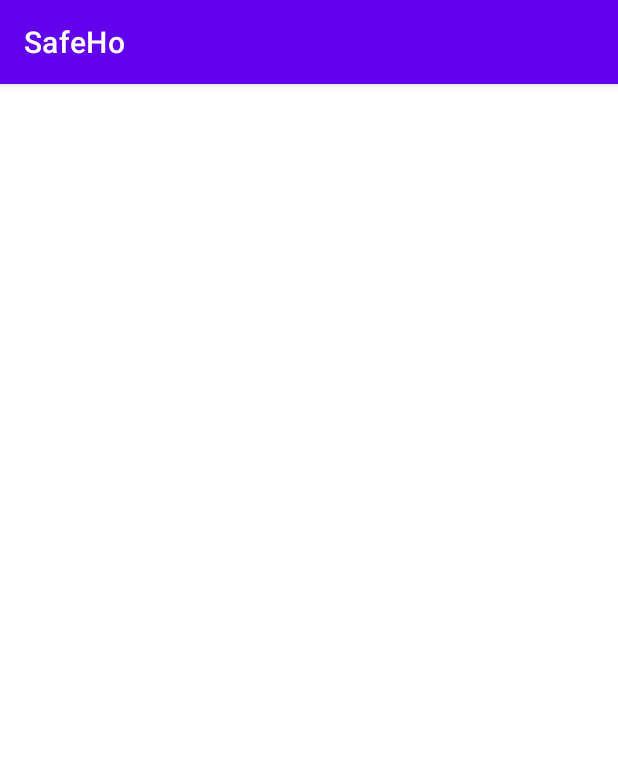
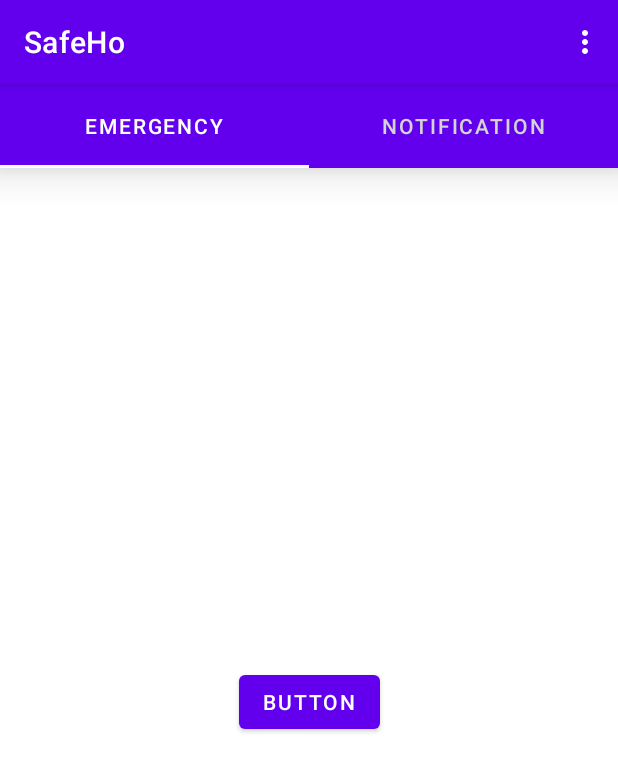
Before and after one commit to sumer-kumar/SafeHo, an Android app: the screen it shows after launch once a user with an empty profile is signed in (HomeActivity), on a phone screen of 412 x 824 dp. Shown: the top 772 px of the screen. Run offline under Robolectric (Android 15) with nearby library versions, the light colour scheme and no system bars; our stand-ins replace Firebase (no records; nobody signed in at launch, a user with empty details on screens opened directly); 2 statements that could not run were skipped.

Commit message:
added logout feature, and tabLayout on home scree using view pager

```diff
--- a/app/build.gradle
+++ b/app/build.gradle
@@ -40,6 +40,7 @@ dependencies {
     implementation 'com.google.firebase:firebase-database'
     implementation 'com.google.firebase:firebase-storage'
     implementation 'com.google.firebase:firebase-messaging'
+    implementation 'androidx.legacy:legacy-support-v4:1.0.0'
     testImplementation 'junit:junit:4.+'
     androidTestImplementation 'androidx.test.ext:junit:1.1.2'
     androidTestImplementation 'androidx.test.espresso:espresso-core:3.3.0'
--- a/app/src/main/java/com/sumer/safeho/Constant.java
+++ b/app/src/main/java/com/sumer/safeho/Constant.java
@@ -12,5 +12,7 @@ public class Constant {
     public static final String IS_DETAILS_GIVEN="detailsGiven";
     public static final String IS_EMERGENCY_NO_GIVEN="emergencyNoGiven";
     public static final String EMERGENCY_PHONE_LIST = "emergencyPhoneList";
+    public static final String EMERGENCY = "Emergency";
+    public static final String NOTIFICATION = "Notification";
 
 }
--- a/app/src/main/java/com/sumer/safeho/HomeActivity.java
+++ b/app/src/main/java/com/sumer/safeho/HomeActivity.java
@@ -1,14 +1,56 @@
 package com.sumer.safeho;
 
+import androidx.annotation.NonNull;
 import androidx.appcompat.app.AppCompatActivity;
 
+import android.content.Intent;
 import android.os.Bundle;
+import android.view.Menu;
+import android.view.MenuInflater;
+import android.view.MenuItem;
+import android.widget.Toast;
+
+import com.google.firebase.auth.FirebaseAuth;
+import com.google.firebase.database.FirebaseDatabase;
+import com.sumer.safeho.adapters.FragmentAdapter;
+import com.sumer.safeho.databinding.ActivityHomeBinding;
 
 public class HomeActivity extends AppCompatActivity {
-
+    private ActivityHomeBinding binding;
     @Override
     protected void onCreate(Bundle savedInstanceState) {
         super.onCreate(savedInstanceState);
-        setContentView(R.layout.activity_home);
+        binding = ActivityHomeBinding.inflate(getLayoutInflater());
+        setContentView(binding.getRoot());
+        binding.viewPager.setAdapter(new FragmentAdapter(getSupportFragmentManager()));
+        binding.tabLayout.setupWithViewPager(binding.viewPager);
+
+
+    }
+
+    @Override
+    public boolean onCreateOptionsMenu(Menu menu) {
+        MenuInflater inflater = getMenuInflater();
+        inflater.inflate(R.menu.menu,menu);
+        return super.onCreateOptionsMenu(menu);
+    }
+
+    @Override
+    public boolean onOptionsItemSelected(@NonNull MenuItem item) {
+        switch (item.getItemId())
+        {
+            case R.id.menuLogout :
+                FirebaseAuth.getInstance().signOut();
+                startActivity(new Intent(getApplicationContext(),MainActivity.class));
+                HomeActivity.this.finish();
+                break;
+
+
+            case R.id.menuSettings :
+                Toast.makeText(this, "Settings", Toast.LENGTH_SHORT).show();
+                break;
+        }
+
+        return true;
     }
 }
--- /dev/null
+++ b/app/src/main/java/com/sumer/safeho/adapters/FragmentAdapter.java
@@ -0,0 +1,47 @@
+package com.sumer.safeho.adapters;
+
+import androidx.annotation.NonNull;
+import androidx.annotation.Nullable;
+import androidx.fragment.app.Fragment;
+import androidx.fragment.app.FragmentManager;
+import androidx.fragment.app.FragmentPagerAdapter;
+
+import com.sumer.safeho.Constant;
+import com.sumer.safeho.fragments.EmergencyFragment;
+import com.sumer.safeho.fragments.NotificationFragment;
+
+public class FragmentAdapter extends FragmentPagerAdapter {
+    public FragmentAdapter(@NonNull FragmentManager fm) {
+        super(fm);
+    }
+
+    public FragmentAdapter(@NonNull FragmentManager fm, int behavior) {
+        super(fm, behavior);
+    }
+
+    @NonNull
+    @Override
+    public Fragment getItem(int position) {
+        switch(position)
+        {
+            case 0 : return new EmergencyFragment();
+            case 1 : return new NotificationFragment();
+            default: return new EmergencyFragment();
+        }
+    }
+    @Override
+    public int getCount() {
+        return 2;
+    }
+
+    @Nullable
+    @Override
+    public CharSequence getPageTitle(int position) {
+        switch (position)
+        {
+            case 0 : return Constant.EMERGENCY;
+            case 1 : return Constant.NOTIFICATION;
+            default: return Constant.EMERGENCY;
+        }
+    }
+}
--- /dev/null
+++ b/app/src/main/java/com/sumer/safeho/fragments/EmergencyFragment.java
@@ -0,0 +1,28 @@
+package com.sumer.safeho.fragments;
+
+import android.os.Bundle;
+
+import androidx.fragment.app.Fragment;
+
+import android.view.LayoutInflater;
+import android.view.View;
+import android.view.ViewGroup;
+
+import com.sumer.safeho.R;
+
+public class EmergencyFragment extends Fragment {
+
+
+    public EmergencyFragment() {
+        // Required empty public constructor
+    }
+
+    @Override
+    public View onCreateView(LayoutInflater inflater, ViewGroup container,
+                             Bundle savedInstanceState) {
+        // Inflate the layout for this fragment
+        View view = inflater.inflate(R.layout.fragment_emergency, container, false);
+
+        return view;
+    }
+}
--- /dev/null
+++ b/app/src/main/java/com/sumer/safeho/fragments/NotificationFragment.java
@@ -0,0 +1,25 @@
+package com.sumer.safeho.fragments;
+
+import android.os.Bundle;
+
+import androidx.fragment.app.Fragment;
+
+import android.view.LayoutInflater;
+import android.view.View;
+import android.view.ViewGroup;
+
+import com.sumer.safeho.R;
+
+public class NotificationFragment extends Fragment {
+    public NotificationFragment() {
+        // Required empty public constructor
+    }
+    @Override
+    public View onCreateView(LayoutInflater inflater, ViewGroup container,
+                             Bundle savedInstanceState) {
+        // Inflate the layout for this fragment
+        View view =  inflater.inflate(R.layout.fragment_notification, container, false);
+
+        return view;
+    }
+}
--- /dev/null
+++ b/app/src/main/java/com/sumer/safeho/modelclasses/Notification.java
@@ -0,0 +1,5 @@
+package com.sumer.safeho.modelclasses;
+
+public class Notification {
+
+}
--- a/app/src/main/java/com/sumer/safeho/modelclasses/User.java
+++ b/app/src/main/java/com/sumer/safeho/modelclasses/User.java
@@ -11,7 +11,7 @@ public class User {
     private String uid;
     private String phoneNumber;
     private String gender;
-
+    private boolean safe = true;
     public String getGender() {
         return gender;
     }
--- a/app/src/main/res/layout/activity_home.xml
+++ b/app/src/main/res/layout/activity_home.xml
@@ -6,4 +6,25 @@
     android:layout_height="match_parent"
     tools:context=".HomeActivity">
 
+    <com.google.android.material.tabs.TabLayout
+        android:id="@+id/tabLayout"
+        android:layout_width="match_parent"
+        android:layout_height="56dp"
+        android:background="@color/purple_500"
+        app:layout_constraintEnd_toEndOf="parent"
+        app:layout_constraintStart_toStartOf="parent"
+        app:layout_constraintTop_toTopOf="parent"
+        app:tabIndicatorColor="@color/white"
+        app:tabSelectedTextColor="@color/white"
+        android:elevation="16dp"
+        app:tabTextColor="@color/grey"/>
+
+    <androidx.viewpager.widget.ViewPager
+        android:id="@+id/viewPager"
+        android:layout_width="match_parent"
+        android:layout_height="0dp"
+        app:layout_constraintBottom_toBottomOf="parent"
+        app:layout_constraintEnd_toEndOf="parent"
+        app:layout_constraintStart_toStartOf="parent"
+        app:layout_constraintTop_toBottomOf="@+id/tabLayout" />
 </androidx.constraintlayout.widget.ConstraintLayout>
--- /dev/null
+++ b/app/src/main/res/layout/fragment_emergency.xml
@@ -0,0 +1,18 @@
+<?xml version="1.0" encoding="utf-8"?>
+<androidx.constraintlayout.widget.ConstraintLayout xmlns:android="http://schemas.android.com/apk/res/android"
+    xmlns:app="http://schemas.android.com/apk/res-auto"
+    xmlns:tools="http://schemas.android.com/tools"
+    android:layout_width="match_parent"
+    android:layout_height="match_parent"
+    tools:context=".fragments.EmergencyFragment">
+
+    <Button
+        android:id="@+id/button"
+        android:layout_width="wrap_content"
+        android:layout_height="wrap_content"
+        android:text="Button"
+        app:layout_constraintBottom_toBottomOf="parent"
+        app:layout_constraintEnd_toEndOf="parent"
+        app:layout_constraintStart_toStartOf="parent"
+        app:layout_constraintTop_toTopOf="parent" />
+</androidx.constraintlayout.widget.ConstraintLayout>
--- /dev/null
+++ b/app/src/main/res/layout/fragment_notification.xml
@@ -0,0 +1,14 @@
+<?xml version="1.0" encoding="utf-8"?>
+<FrameLayout xmlns:android="http://schemas.android.com/apk/res/android"
+    xmlns:tools="http://schemas.android.com/tools"
+    android:layout_width="match_parent"
+    android:layout_height="match_parent"
+    tools:context=".fragments.NotificationFragment">
+
+    <!-- TODO: Update blank fragment layout -->
+    <TextView
+        android:layout_width="match_parent"
+        android:layout_height="match_parent"
+        android:text="@string/hello_blank_fragment" />
+
+</FrameLayout>
--- /dev/null
+++ b/app/src/main/res/menu/menu.xml
@@ -0,0 +1,10 @@
+<?xml version="1.0" encoding="utf-8"?>
+<menu xmlns:android="http://schemas.android.com/apk/res/android">
+
+    <item
+        android:id="@+id/menuSettings"
+        android:title="@string/Setting" />
+    <item
+        android:id="@+id/menuLogout"
+        android:title="@string/logout" />
+</menu>
--- a/app/src/main/res/values/colors.xml
+++ b/app/src/main/res/values/colors.xml
@@ -7,4 +7,5 @@
     <color name="teal_700">#FF018786</color>
     <color name="black">#FF000000</color>
     <color name="white">#FFFFFFFF</color>
+    <color name="grey">	#D3D3D3</color>
 </resources>
--- a/app/src/main/res/values/strings.xml
+++ b/app/src/main/res/values/strings.xml
@@ -15,4 +15,8 @@
     <string name="next">Next</string>
     <string name="add">Add</string>
     <string name="done">Done</string>
+    <!-- TODO: Remove or change this placeholder text -->
+    <string name="hello_blank_fragment">Hello blank fragment</string>
+    <string name="logout">Logout</string>
+    <string name="Setting">Settings</string>
 </resources>
```
